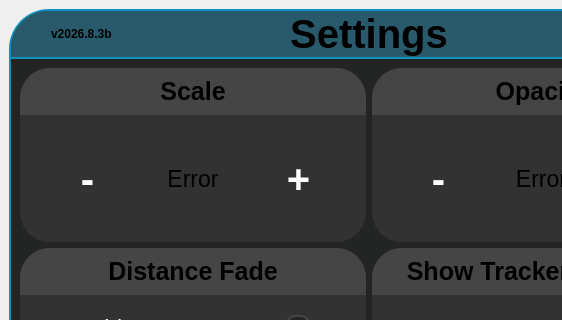
Old version of the form src/userinterface/panicdashboard.ui in the repository Trixxle/SeamenPerformanceOverlay; both pictures show x 0 to 562 and y 0 to 320 of the 733 by 790 pixel window.
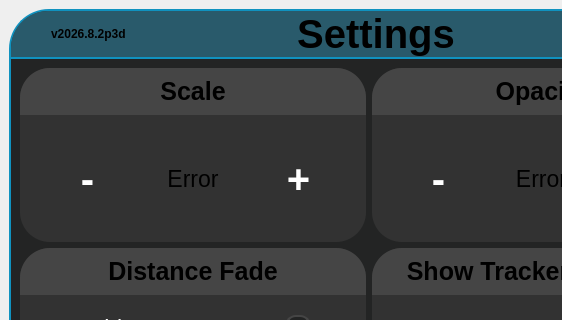
New version of the form. Icons and pictures are not drawn.

Commit message: Decoupled the charging icon from the battery level for the headset and controllers.

The edit to the form file:
```diff
--- a/src/userinterface/panicdashboard.ui
+++ b/src/userinterface/panicdashboard.ui
@@ -275,7 +275,7 @@
          <item>
           <widget class="QLabel" name="versionNumber">
            <property name="text">
-            <string>v2026.8.3b</string>
+            <string>v2026.8.2p3d</string>
            </property>
           </widget>
          </item>
```
The commit also changes 1 other file.
